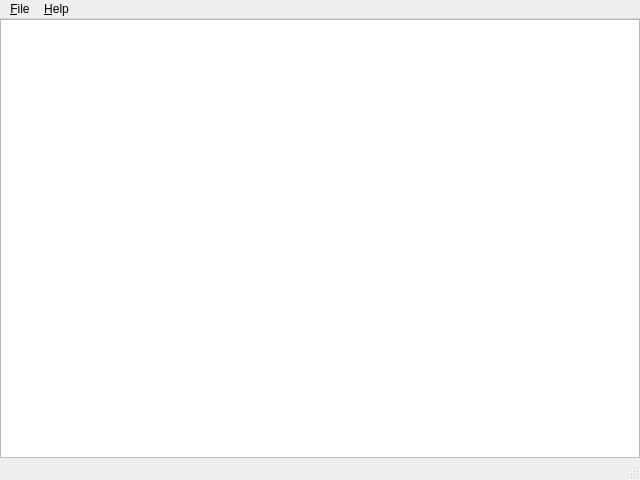
Qt form gui/mainwindow.ui (rakhimov/scram) before a commit.
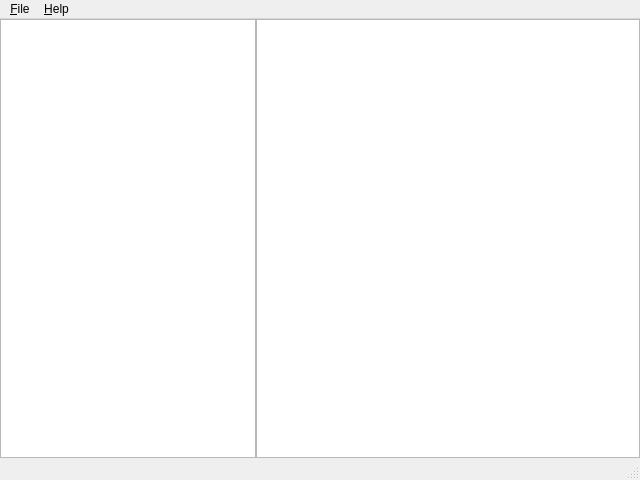
The same form after that commit. Icons and pictures are not drawn.

Commit message:
GUI: Refactor the storage of input XML files
Instead of storing just the filename,
the full XML document is stored by the application
for future manipulations.

```diff
--- a/gui/mainwindow.ui
+++ b/gui/mainwindow.ui
@@ -46,9 +46,19 @@
     <property name="spacing">
      <number>0</number>
     </property>
-    <item row="0" column="0">
+    <item row="0" column="1">
      <widget class="QGraphicsView" name="diagrams"/>
     </item>
+    <item row="0" column="0">
+     <widget class="QTreeView" name="treeView">
+      <property name="sizePolicy">
+       <sizepolicy hsizetype="Preferred" vsizetype="Expanding">
+        <horstretch>0</horstretch>
+        <verstretch>0</verstretch>
+       </sizepolicy>
+      </property>
+     </widget>
+    </item>
    </layout>
   </widget>
   <widget class="QMenuBar" name="menuBar">
```
The commit also changes 2 other files.
